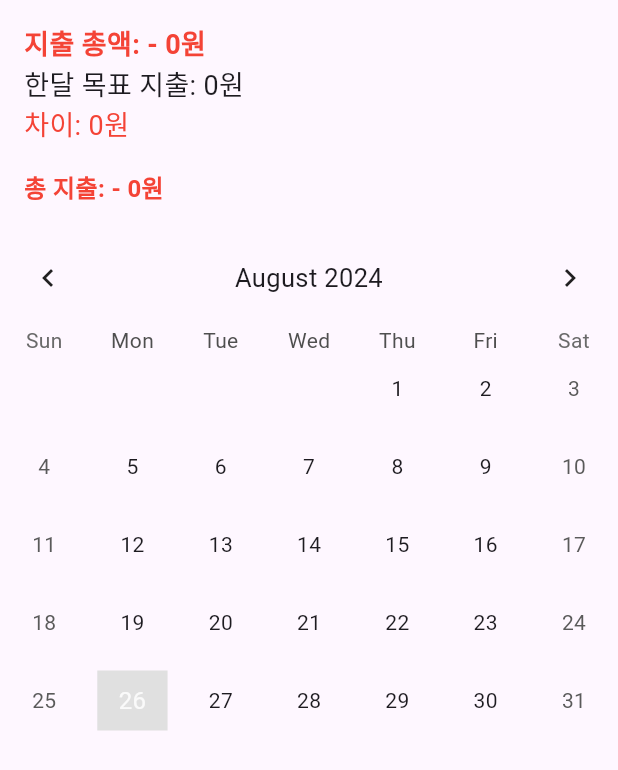
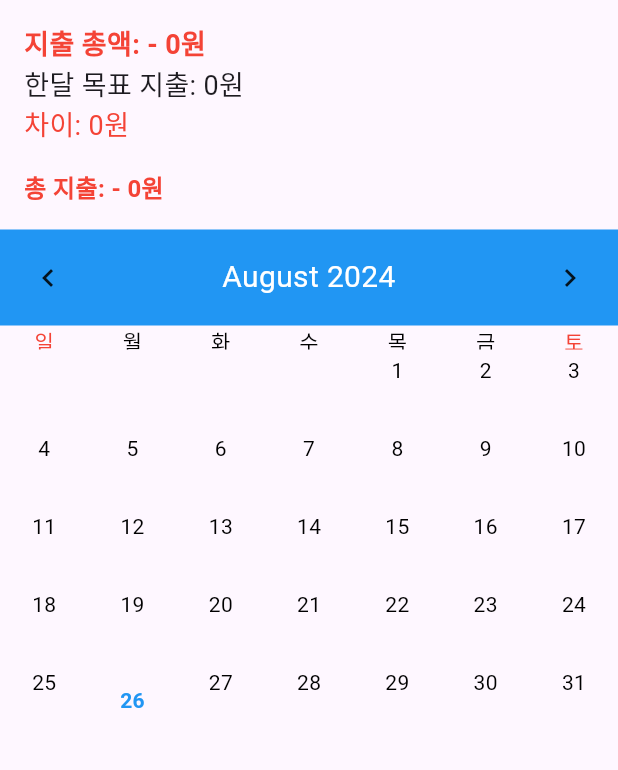
Before and after one commit to BBYUworld/bbyu-fe, a Flutter app: the JointLedgerScreen widget shown alone on an empty page, opened directly with empty values, on a phone screen of 412 x 824 dp. Shown: the top 770 px of the screen. Run offline on Flutter 3.47's test engine with Material 3 defaults, Android fonts, the phone set to English and light mode, and no system bars; drawn by our look-alikes of table_calendar; our stand-ins replace dio, flutter_secure_storage, webview_flutter; missing offline and left inert: remedi_kopo; accounts and stored records are empty; network calls fail.

Commit message:
feat: 캘린더 크기 조절 및 일별 조회 구현중

```diff
--- a/lib/models/couple_expense_model.dart
+++ b/lib/models/couple_expense_model.dart
@@ -48,6 +48,11 @@ class DailyExpense {
       totalAmount: json['totalAmount'] ?? 0,
     );
   }
+
+  get description => null;
+
+  get category => null;
+
   @override
   String toString() {
     return 'DailyExpense(coupleId: $coupleId, date: $date, totalAmount: $totalAmount)';
--- a/lib/views/householdledger/JointLedgerScreen.dart
+++ b/lib/views/householdledger/JointLedgerScreen.dart
@@ -1,6 +1,7 @@
 import 'package:flutter/material.dart';
 import 'package:table_calendar/table_calendar.dart';
 import 'package:gagyebbyu_fe/models/couple_expense_model.dart';
+import 'package:gagyebbyu_fe/views/householdledger/daily_expense_detail_modal.dart';
 
 class JointLedgerScreen extends StatefulWidget {
   final Function(int year, int month) onMonthChanged;
@@ -14,9 +15,8 @@ class JointLedgerScreen extends StatefulWidget {
 
 class _JointLedgerScreenState extends State<JointLedgerScreen> {
   DateTime _focusedDay = DateTime.now();
-  DateTime _selectedDay = DateTime.now();
-  double _startScrollPosition = 0;
   bool _isRefreshing = false;
+
   Future<void> _handleRefresh() async {
     if (!_isRefreshing) {
       setState(() {
@@ -27,6 +27,34 @@ class _JointLedgerScreenState extends State<JointLedgerScreen> {
         _isRefreshing = false;
       });
     }
+  }
+
+  void _showDailyExpenseDetail(BuildContext context, DateTime date) {
+    final expenses = widget.coupleExpense?.expenses
+        .where((e) => isSameDay(DateTime.parse(e.date), date))
+        .toList() ?? [];
+
+    showModalBottomSheet(
+      context: context,
+      isScrollControlled: true,
+      backgroundColor: Colors.transparent,
+      builder: (BuildContext context) {
+        return DraggableScrollableSheet(
+          initialChildSize: 0.5,
+          minChildSize: 0.3,
+          maxChildSize: 0.5,
+          builder: (_, controller) {
+            return Container(
+              decoration: BoxDecoration(
+                color: Colors.white,
+                borderRadius: BorderRadius.vertical(top: Radius.circular(20)),
+              ),
+              child: DailyExpenseDetailModal(date: date, expenses: expenses),
+            );
+          },
+        );
+      },
+    );
   }
 
   @override
@@ -46,7 +74,6 @@ class _JointLedgerScreenState extends State<JointLedgerScreen> {
           children: [
             _buildAccountInfo(),
             _buildCalendar(),
-            _buildExpenseList(),
           ],
         ),
       ),
@@ -73,17 +100,13 @@ class _JointLedgerScreenState extends State<JointLedgerScreen> {
   }
 
   Widget _buildCalendar() {
-    return TableCalendar(
+    return Container(
+      height: 600,  // 캘린더의 높이를 600으로 설정
+      child: TableCalendar(
         firstDay: DateTime.utc(2021, 1, 1),
         lastDay: DateTime.utc(2030, 12, 31),
         focusedDay: _focusedDay,
-      selectedDayPredicate: (day) => isSameDay(_selectedDay, day),
-      onDaySelected: (selectedDay, focusedDay) {
-        setState(() {
-          _selectedDay = selectedDay;
-          _focusedDay = focusedDay;
-        });
-      },
+        calendarFormat: CalendarFormat.month,
         onPageChanged: (focusedDay) {
           setState(() {
             _focusedDay = focusedDay;
@@ -93,57 +116,66 @@ class _JointLedgerScreenState extends State<JointLedgerScreen> {
         calendarStyle: CalendarStyle(
           outsideDaysVisible: false,
           todayDecoration: BoxDecoration(
-          color: Colors.grey[300],
-          shape: BoxShape.rectangle,
+            shape: BoxShape.circle,
+            color: Colors.transparent,
           ),
-        selectedDecoration: BoxDecoration(
-          color: Colors.grey[300],
-          shape: BoxShape.rectangle,
+          todayTextStyle: TextStyle(
+            fontWeight: FontWeight.bold,
+            color: Colors.blue,
           ),
         ),
         headerStyle: HeaderStyle(
           formatButtonVisible: false,
           titleCentered: true,
+          decoration: BoxDecoration(
+            color: Colors.blue,  // 헤더의 배경색을 파란색으로 설정
+          ),
+          titleTextStyle: TextStyle(
+            color: Colors.white,  // 헤더의 텍스트 색상을 흰색으로 설정
+            fontSize: 20,
+          ),
+        ),
+        daysOfWeekStyle: DaysOfWeekStyle(
+          weekdayStyle: TextStyle(color: Colors.black),  // 평일 텍스트 색상
+          weekendStyle: TextStyle(color: Colors.red),  // 주말 텍스트 색상
+          dowTextFormatter: (date, locale) {
+            return ['월', '화', '수', '목', '금', '토', '일'][date.weekday - 1];  // 요일을 한글로 표시
+          },
         ),
         calendarBuilders: CalendarBuilders(
-        markerBuilder: (context, day, events) {
+          defaultBuilder: (context, day, focusedDay) {
             final expense = widget.coupleExpense?.expenses.firstWhere(
                   (e) => isSameDay(DateTime.parse(e.date), day),
               orElse: () => DailyExpense(coupleId: 0, date: '', totalAmount: 0),
             );
-          if (expense?.totalAmount != 0) {
-            return Container(
-              alignment: Alignment.bottomCenter,
-              child: Text(
-                '- ${expense!.totalAmount.abs()}',
+            return GestureDetector(
+              onTap: () => _showDailyExpenseDetail(context, day),
+              child: Container(
+                margin: const EdgeInsets.all(4.0),
+                alignment: Alignment.topCenter,
+                child: Column(
+                  children: [
+                    Text(
+                      day.day.toString(),
+                      style: TextStyle(
+                        fontWeight: isSameDay(day, DateTime.now()) ? FontWeight.bold : FontWeight.normal,
+                        color: isSameDay(day, DateTime.now()) ? Colors.blue : Colors.black,
+                      ),
+                    ),
+                    if (expense?.totalAmount != 0)
+                      Text(
+                        '-${expense!.totalAmount.abs()}',
                         style: TextStyle(
                           color: Colors.red,
                           fontSize: 10,
                         ),
                       ),
-            );
-          }
-          return null;
-        },
+                  ],
                 ),
-    );
-  }
-
-  Widget _buildExpenseList() {
-    return Container(
-      height: 300,  // 고정 높이 지정 또는 필요에 따라 조절
-      child: ListView.builder(
-        itemCount: widget.coupleExpense?.expenses.length ?? 0,
-        itemBuilder: (context, index) {
-          final expense = widget.coupleExpense!.expenses[index];
-          return ListTile(
-            title: Text(expense.date),
-            subtitle: Text(
-              '- ${expense.totalAmount.abs()}원',
-              style: TextStyle(color: Colors.red),
               ),
             );
           },
+        ),
       ),
     );
   }
```
Also changed, not shown: lib/views/householdledger/HouseholdLedgerScreen.dart (+33 -14 lines), lib/views/householdledger/daily_expense_detail_modal.dart (added, +70 -0 lines). Lines whose indentation alone changed are shown as unchanged.
